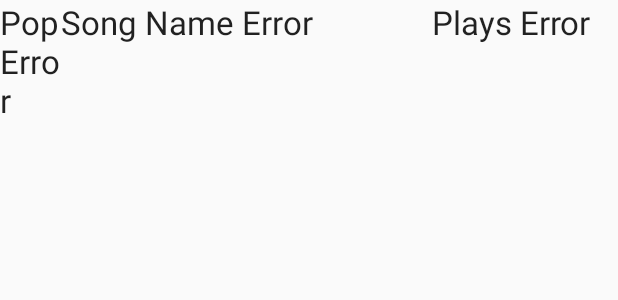
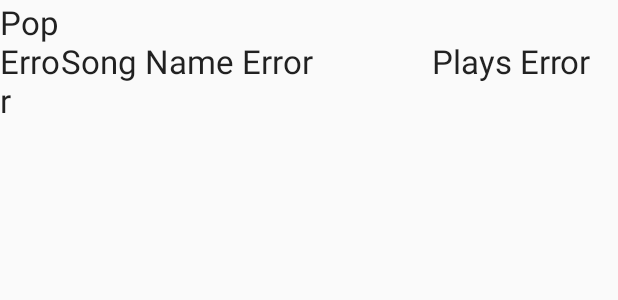
Before and after one commit to Ra1nWarden/CS4720_Mobile_Apps, an Android app: the layout song_layout.xml on its own in the app's theme, with its tools: preview values and no code run, on a phone screen of 412 x 824 dp. Shown: the top 300 px of the screen. Run offline under Robolectric (Android 15) with nearby library versions, the phone set to English and light mode, and no system bars.

```diff
--- a/MusicLocation/app/src/main/AndroidManifest.xml
+++ b/MusicLocation/app/src/main/AndroidManifest.xml
@@ -28,15 +28,11 @@
             android:label="player" >
         </activity>
         <activity
-            android:name=".StaticMusicPlayerActivity"
-            android:label="player" >
-        </activity>
-        <activity
             android:name=".StartActivity"
             android:label="@string/app_name" >
             <intent-filter>
                 <action android:name="android.intent.action.MAIN" />
-
+s
                 <category android:name="android.intent.category.LAUNCHER" />
             </intent-filter>
         </activity>
--- a/MusicLocation/app/src/main/java/edu/virginia/cs/musiclocation/MusicLocationApplication.java
+++ b/MusicLocation/app/src/main/java/edu/virginia/cs/musiclocation/MusicLocationApplication.java
@@ -3,6 +3,7 @@ package edu.virginia.cs.musiclocation;
 import android.app.Application;
 
 import com.parse.Parse;
+import com.parse.ParseObject;
 
 /**
  * An application class.
@@ -12,6 +13,7 @@ public class MusicLocationApplication extends Application {
     @Override
     public void onCreate() {
         super.onCreate();
+        ParseObject.registerSubclass(Song.class);
         Parse.enableLocalDatastore(this);
         Parse.initialize(this, "w9jkBo7rPSAK6mld5HTLCndQhCoY6g0BgLD8Cwvi",
                 "9243kDKt4VVCzfzsubvfUHmSNBF0NTLKmx4tvpJn");
--- a/MusicLocation/app/src/main/java/edu/virginia/cs/musiclocation/StartActivity.java
+++ b/MusicLocation/app/src/main/java/edu/virginia/cs/musiclocation/StartActivity.java
@@ -44,8 +44,7 @@ public class StartActivity extends AppCompatActivity {
         if (dbCheck.exists()) {
             Intent i = new Intent(StartActivity.this, MainActivity.class);
             startActivity(i);
-        }
-        else {
+        } else {
 
             database = SQLiteDatabase.openOrCreateDatabase(database_path, null);
             //This is the table for metadata (such as name)
@@ -78,7 +77,7 @@ public class StartActivity extends AppCompatActivity {
                 InputStream inputStream = manager.open("static_songs.txt");
                 BufferedReader reader = new BufferedReader(new InputStreamReader(inputStream));
                 String line;
-                while((line = reader.readLine()) != null) {
+                while ((line = reader.readLine()) != null) {
                     ContentValues row = new ContentValues();
                     row.put("Ref", line);
                     row.put("Count", 0);
--- a/MusicLocation/app/src/main/res/layout/song_layout.xml
+++ b/MusicLocation/app/src/main/res/layout/song_layout.xml
@@ -1,28 +1,32 @@
 <?xml version="1.0" encoding="utf-8"?>
 <LinearLayout xmlns:android="http://schemas.android.com/apk/res/android"
-    android:layout_width="match_parent" android:layout_height="match_parent">
+              android:layout_width="match_parent"
+              android:layout_height="wrap_content">
 
     <TextView
+        android:id="@+id/song_pop"
         android:layout_width="0dp"
         android:layout_height="wrap_content"
-        android:textAppearance="?android:attr/textAppearanceLarge"
+        android:layout_weight=".1"
+        android:layout_gravity="center_vertical"
         android:text="Pop Error"
-        android:id="@+id/song_pop"
-        android:layout_weight=".1" />
+        android:textAppearance="?android:attr/textAppearanceLarge"/>
 
     <TextView
+        android:id="@+id/song_name"
         android:layout_width="0dp"
         android:layout_height="wrap_content"
-        android:textAppearance="?android:attr/textAppearanceLarge"
+        android:layout_weight=".6"
+        android:layout_gravity="center_vertical"
         android:text="Song Name Error"
-        android:id="@+id/song_name"
-        android:layout_weight=".6" />
+        android:textAppearance="?android:attr/textAppearanceLarge"/>
 
     <TextView
+        android:id="@+id/song_plays"
         android:layout_width="0dp"
         android:layout_height="wrap_content"
-        android:textAppearance="?android:attr/textAppearanceLarge"
+        android:layout_weight=".3"
+        android:layout_gravity="center_vertical"
         android:text="Plays Error"
-        android:id="@+id/song_plays"
-        android:layout_weight=".3" />
+        android:textAppearance="?android:attr/textAppearanceLarge"/>
 </LinearLayout>
```
Also changed, not shown: MusicLocation/app/src/main/java/edu/virginia/cs/musiclocation/DownloadMusicTask.java (+11 -12 lines), MusicLocation/app/src/main/java/edu/virginia/cs/musiclocation/MainActivity.java (+1 -11 lines), MusicLocation/app/src/main/java/edu/virginia/cs/musiclocation/OnlineMusicPlayerActivity.java (+21 -17 lines), MusicLocation/app/src/main/java/edu/virginia/cs/musiclocation/PopularActivity.java (+32 -24 lines), MusicLocation/app/src/main/java/edu/virginia/cs/musiclocation/Song.java (+18 -13 lines), MusicLocation/app/src/main/java/edu/virginia/cs/musiclocation/SongAdapter.java (+14 -16 lines), MusicLocation/app/src/main/java/edu/virginia/cs/musiclocation/StaticMusicPlayerActivity.java (deleted, +0 -107 lines), MusicLocation/app/libs/bolts-android-1.2.1.jar (added), MusicLocation/app/src/main/res/raw/static_songs.txt (added).
